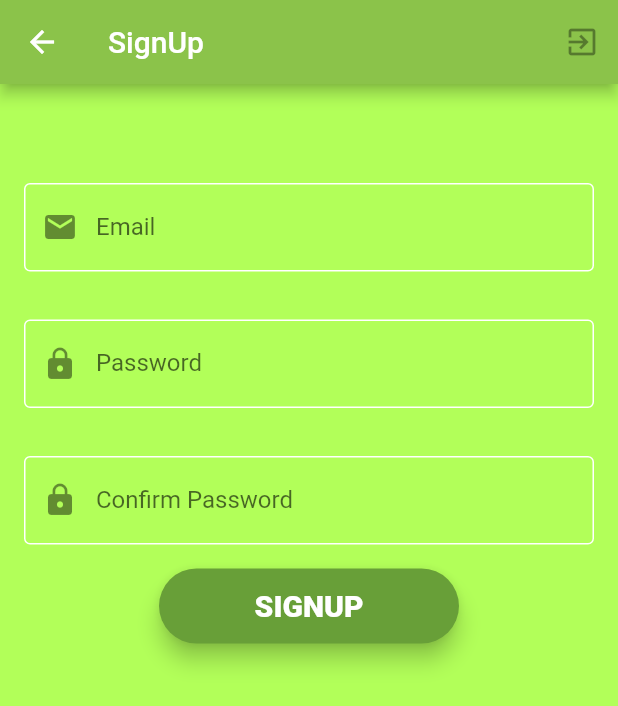
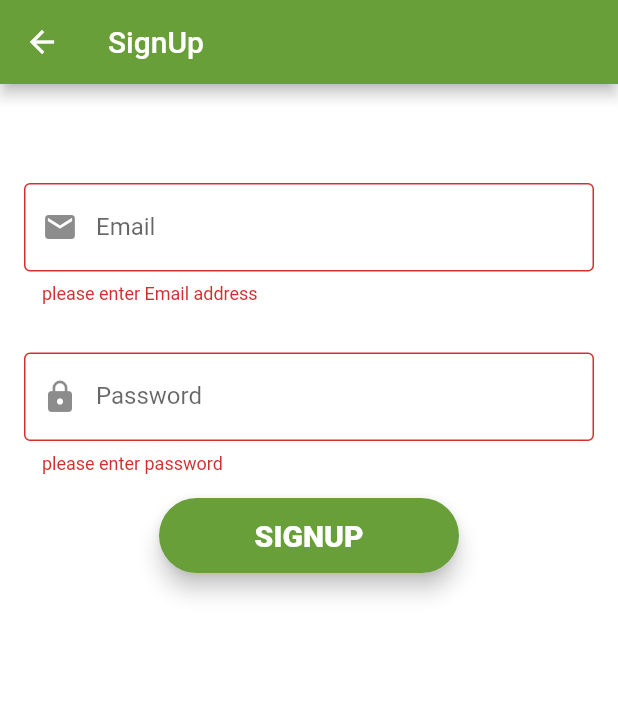
Before and after one commit to Nilupul96/Yana-Gaman-mobile-Application, a Flutter app: the SignUp screen opened directly, after a tap on "SIGNUP", on a phone screen of 412 x 824 dp. Shown: the top 706 px of the screen. Run offline on Flutter 3.47's test engine with Material 2 defaults, Android fonts, the phone set to English and light mode, and no system bars; our stand-ins replace carousel_pro, firebase_auth; accounts and stored records are empty.

```diff
--- a/lib/signup.dart
+++ b/lib/signup.dart
@@ -1,79 +1,92 @@
+import 'package:firebase_auth/firebase_auth.dart';
 import 'package:flutter/material.dart';
 import 'package:yana_gaman/login.dart';
 
-class SignUp extends StatefulWidget{
+class SignUp extends StatefulWidget {
   @override
   State<StatefulWidget> createState() {
     return SignUpPage();
   }
 }
-class SignUpPage extends State< SignUp>{
+
+class SignUpPage extends State<SignUp> {
+  var _formKey = GlobalKey<FormState>();
+  String _email, _password;
   @override
   Widget build(BuildContext context) {
     return Scaffold(
-     appBar: AppBar(backgroundColor: Colors.lightGreen,
+        backgroundColor: Colors.white,
+        appBar: AppBar(
+          backgroundColor: Colors.lightGreen[700],
           title: Text("SignUp"),
-        actions: <Widget>[
-          IconButton(icon: Icon(Icons.exit_to_app),
-          onPressed: null,
-          )
-        ],
+          actions: <Widget>[],
         ),
-
-       body: Container(
-        color: Colors.lightGreenAccent[200],
-        //child:SingleChildScrollView(
+        body: Form(
+          key: _formKey,
+          child: SingleChildScrollView(
+            child: Container(
               child: Column(
                 mainAxisAlignment: MainAxisAlignment.start,
                 children: <Widget>[
                   SizedBox(
-              height:50.0,
+                    height: 50.0,
                   ),
 
                   Padding(
-              padding: EdgeInsets.symmetric(vertical:16.0, horizontal:16.0),
-              child: TextField(
+                      padding: EdgeInsets.symmetric(
+                          vertical: 16.0, horizontal: 16.0),
+                      child: TextFormField(
+                        keyboardType: TextInputType.emailAddress,
+                        validator: (value) =>
+                            value.isEmpty ? 'please enter Email address' : null,
+                            onSaved: (value)=>_email=value,
                         decoration: InputDecoration(
-                 prefixIcon: Icon(Icons.email) ,
+                            prefixIcon: Icon(Icons.email),
                             labelText: 'Email',
                             hintText: 'Please enter valid Email adrees',
-                  enabledBorder:OutlineInputBorder(
-                    borderSide: BorderSide(color: Colors.white)
-                  ),
-                  border: OutlineInputBorder()
-               ),
-              )
-            ),
+                            enabledBorder: OutlineInputBorder(
+                                borderSide:
+                                    BorderSide(color: Colors.lightGreen[700])),
+                            border: OutlineInputBorder()),
+                      )),
 
                   // password
                   Padding(
-              padding: EdgeInsets.symmetric(vertical:16.0, horizontal:16.0),
-              child: TextField(
+                      padding: EdgeInsets.symmetric(
+                          vertical: 16.0, horizontal: 16.0),
+                      child: TextFormField(
+                        keyboardType: TextInputType.text,
+                        obscureText: true,
+                        validator: (value) =>
+                            value.isEmpty ? 'please enter password' : null,
+                            onSaved: (value)=>_password=value,
                         decoration: InputDecoration(
-                 prefixIcon: Icon(Icons.lock) ,
+                            prefixIcon: Icon(Icons.lock),
                             labelText: 'Password',
-                  enabledBorder:OutlineInputBorder(
-                    borderSide: BorderSide(color: Colors.white)
-                  ),
-                  border: OutlineInputBorder()
-               ),
-              )
-            ),
+                            enabledBorder: OutlineInputBorder(
+                                borderSide:
+                                    BorderSide(color: Colors.lightGreen[700])),
+                            border: OutlineInputBorder()),
+                      )),
                   //Confirm Password
 
-            Padding(
-              padding: EdgeInsets.symmetric(vertical:16.0, horizontal:16.0),
-              child: TextField(
+                /*  Padding(
+                      padding: EdgeInsets.symmetric(
+                        vertical: 16.0, horizontal: 16.0),
+                      child: TextFormField(
+                        keyboardType: TextInputType.text,
+                        obscureText: true,
+                        validator: (value) =>
+                            value.isEmpty ? 'please confirm password' : null,
                         decoration: InputDecoration(
-                 prefixIcon: Icon(Icons.lock) ,
+                            prefixIcon: Icon(Icons.lock),
                             labelText: 'Confirm Password',
-                  enabledBorder:OutlineInputBorder(
-                    borderSide: BorderSide(color: Colors.white)
-                  ),
-                  border: OutlineInputBorder()
-               ),
-              )
-            ),
+                            enabledBorder: OutlineInputBorder(
+                                borderSide:
+                                    BorderSide(color: Colors.lightGreen[700])),
+                            border: OutlineInputBorder()),
+                      )),
+                      */
                   //signup button
                   Container(
                     width: 200.0,
@@ -82,27 +95,38 @@ class SignUpPage extends State< SignUp>{
                         color: Colors.lightGreen[700],
                         elevation: 6.0,
                         shape: RoundedRectangleBorder(
-                  borderRadius: BorderRadius.circular(25.0)
-                  ),
-                  child: Text("SIGNUP",
+                            borderRadius: BorderRadius.circular(25.0)),
+                        child: Text(
+                          "SIGNUP",
                           style: TextStyle(
                               fontSize: 20.0,
                               color: Colors.white,
-                  fontWeight: FontWeight.w900
-                  ),
+                              fontWeight: FontWeight.w900),
                         ),
                         onPressed: () {
-                      //action
-
+                          signUp();
                         }),
                   ),
                 ],
               ),
               //)
-
-
             ),
-      );
+          ),
+        ));
   }
 
+  void signUp() async {
+    final formState = _formKey.currentState;
+    formState.save();
+    if (formState.validate()) {
+      try {
+        FirebaseAuth.instance.createUserWithEmailAndPassword(
+            email: _email, password: _password);
+        Navigator.pushReplacement(
+            context, MaterialPageRoute(builder: (context) => Login()));
+      } catch (e) {
+        print('error');
       }
+    }
+  }
+}
```
Also changed, not shown: lib/addPost.dart (added, +20 -0 lines), lib/diary.dart (added, +18 -0 lines), lib/guestLogin.dart (+16 -9 lines), lib/home.dart (+65 -3 lines), lib/homepage.dart (added, +47 -0 lines), lib/login.dart (+107 -102 lines), lib/main.dart (+5 -3 lines), lib/myProfile.dart (added, +20 -0 lines), pubspec.yaml (+10 -1 lines), images/img1.jpg (added), images/img2.jpg (added), images/img3.jpg (added), pubspec.lock, 3 other files. Lines whose indentation alone changed are shown as unchanged.
